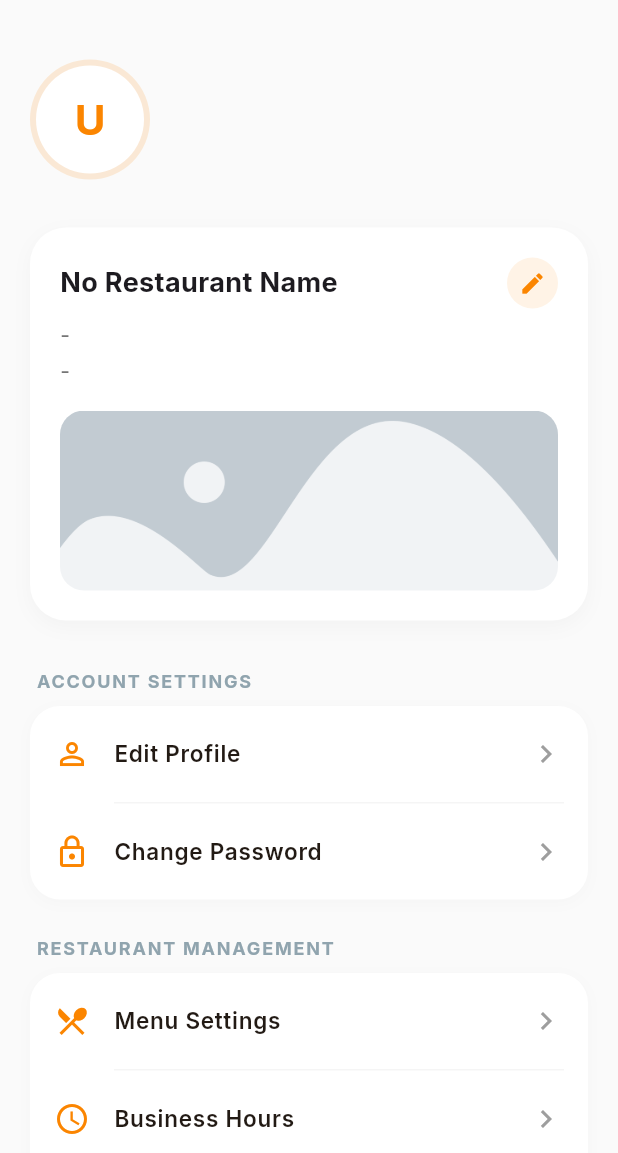
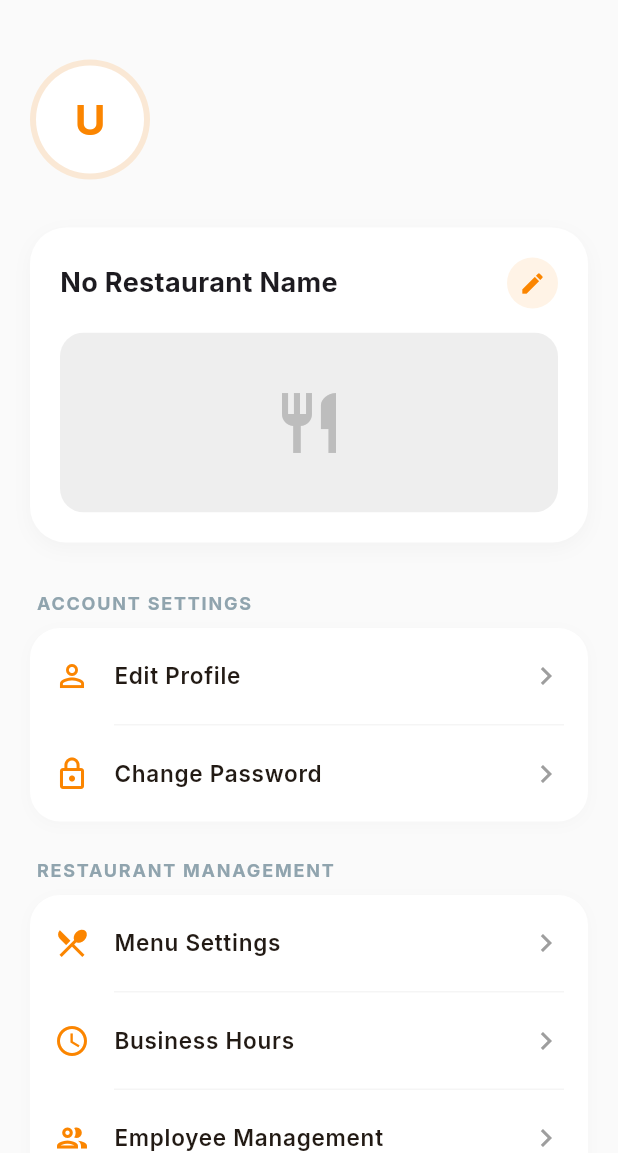
Before and after one commit to azrylshamin/lauk-ai, a Flutter app: the SettingsTab screen opened directly, on a phone screen of 412 x 824 dp, the part 83-1236 px from its top. Run offline on Flutter 3.47's test engine with Material 3 defaults, Android fonts, the phone set to English and light mode, and no system bars; our stand-ins replace dotted_border, google_fonts, image_picker, shared_preferences; accounts and stored records are empty; network calls fail.

Commit message:
Display restaurant network images in customer list and settings tab

```diff
--- a/frontend/mobile/lib/pages/customer_page.dart
+++ b/frontend/mobile/lib/pages/customer_page.dart
@@ -286,13 +286,18 @@
                               width: 64,
                               height: 64,
                               color: Colors.grey[200],
-                              child: Image.asset(
-                                'assets/images/restaurant_placeholder.jpg',
-                                fit: BoxFit.cover,
-                                errorBuilder: (context, error, stackTrace) =>
-                                    Icon(Icons.restaurant,
-                                        color: Colors.grey[400]),
-                              ),
+                              child: r.imageUrl != null
+                                  ? Image.network(
+                                      r.imageUrl!,
+                                      fit: BoxFit.cover,
+                                      width: 64,
+                                      height: 64,
+                                      errorBuilder: (context, _, s) =>
+                                          Icon(Icons.restaurant,
+                                              color: Colors.grey[400]),
+                                    )
+                                  : Icon(Icons.restaurant,
+                                      color: Colors.grey[400]),
                             ),
                           ),
                           const SizedBox(width: 16),
--- a/frontend/mobile/lib/pages/dashboard/settings_tab.dart
+++ b/frontend/mobile/lib/pages/dashboard/settings_tab.dart
@@ -236,31 +236,45 @@
                         )
                       ],
                     ),
-                    const SizedBox(height: 8),
-                    Text(
-                      _restaurant?.address ?? '-',
+                    if (_restaurant?.address != null && _restaurant!.address!.isNotEmpty)
+                      Padding(
+                        padding: const EdgeInsets.only(top: 8),
+                        child: Text(
+                          _restaurant!.address!,
                           style: TextStyle(color: Colors.grey[600], fontSize: 14),
                         ),
-                    const SizedBox(height: 4),
-                    Text(
-                      _restaurant?.phone ?? '-',
+                      ),
+                    if (_restaurant?.phone != null && _restaurant!.phone!.isNotEmpty)
+                      Padding(
+                        padding: const EdgeInsets.only(top: 4),
+                        child: Text(
+                          _restaurant!.phone!,
                           style: TextStyle(color: Colors.grey[600], fontSize: 14),
+                        ),
                       ),
                     const SizedBox(height: 16),
                     ClipRRect(
                       borderRadius: BorderRadius.circular(16),
-                      child: Image.asset(
-                        'assets/images/restaurant_placeholder.jpg',
+                      child: _restaurant?.imageUrl != null && _restaurant!.imageUrl!.isNotEmpty
+                          ? Image.network(
+                              _restaurant!.imageUrl!,
                               height: 120,
                               width: double.infinity,
-                        fit: BoxFit.cover,
-                        errorBuilder: (context, _, __) => Container(
+                              fit: BoxFit.contain,
+                              errorBuilder: (context, _, s) => Container(
                                 height: 120,
                                 width: double.infinity,
                                 color: Colors.grey[200],
                                 child: Icon(Icons.restaurant,
                                     color: Colors.grey[400], size: 48),
                               ),
+                            )
+                          : Container(
+                              height: 120,
+                              width: double.infinity,
+                              color: Colors.grey[200],
+                              child: Icon(Icons.restaurant,
+                                  color: Colors.grey[400], size: 48),
                             ),
                     ),
                   ],
```
Lines whose indentation alone changed are shown as unchanged.
